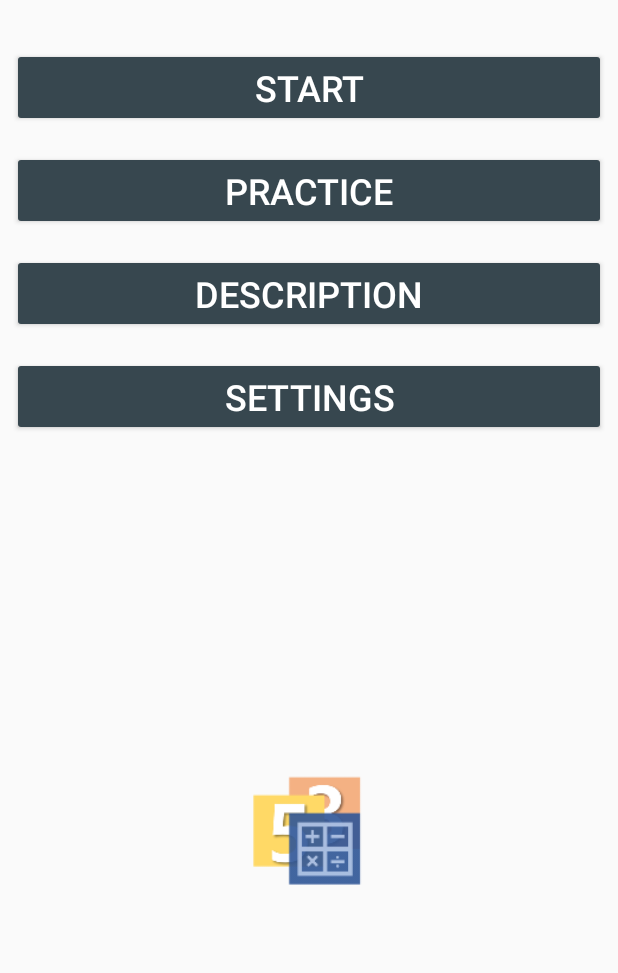
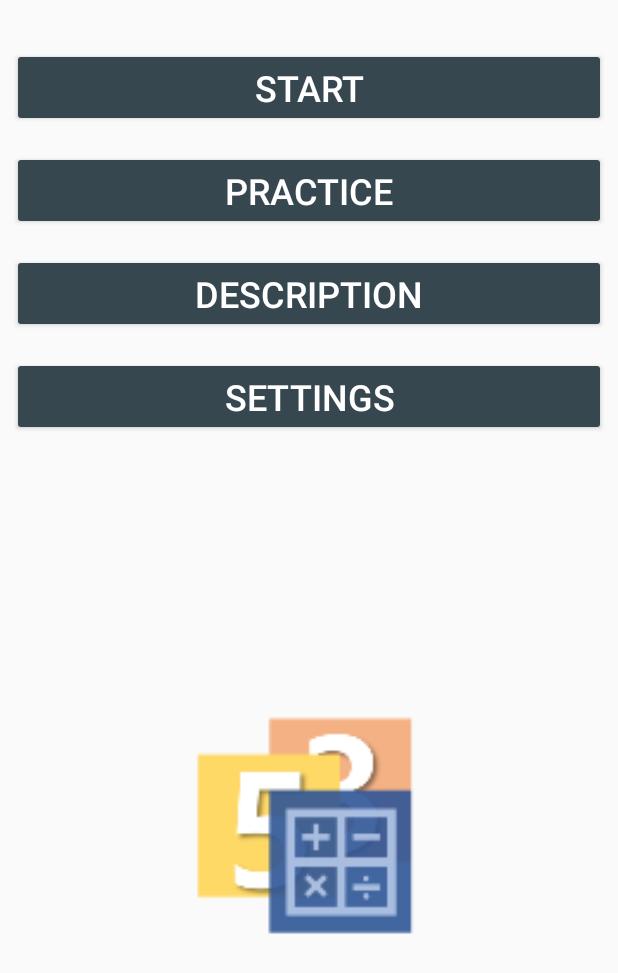
Before and after one commit to LeeSeungYun1020/ArithmeticOperations, an Android app: the screen it shows after launch (MainActivity), on a phone screen of 412 x 824 dp. Shown: the top 973 px of the screen. Run offline under Robolectric (Android 15) with nearby library versions, the phone set to English and light mode, and no system bars.

Commit message:
MainActivity의 아이콘 크기 수정

```diff
--- a/app/src/main/res/layout/activity_main.xml
+++ b/app/src/main/res/layout/activity_main.xml
@@ -65,8 +65,8 @@
     <ImageView
         android:layout_width="wrap_content"
         android:layout_height="wrap_content"
-        android:minWidth="128dp"
-        android:minHeight="128dp"
+        android:minWidth="256dp"
+        android:minHeight="256dp"
         android:src="@mipmap/ic_launcher_foreground"
         app:layout_constraintBottom_toBottomOf="parent"
         app:layout_constraintEnd_toEndOf="parent"
```
